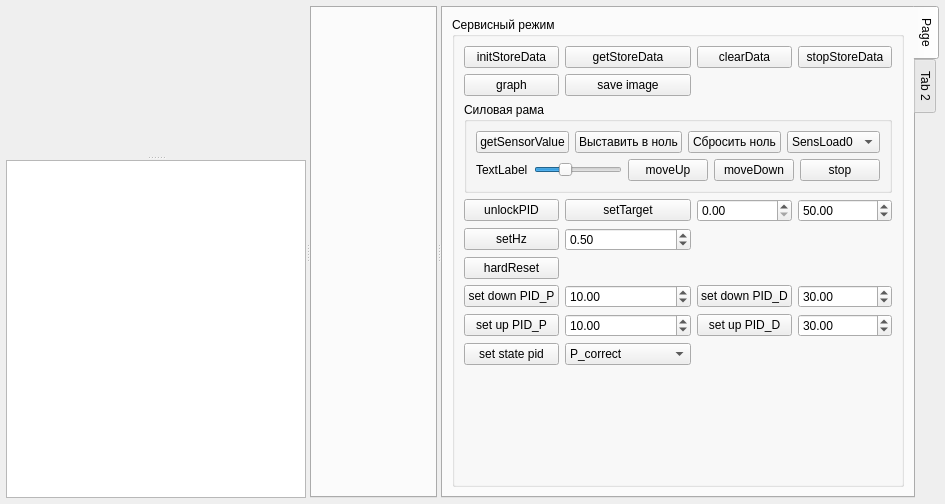
Old version of the form pg-liga/experimentview.ui in the repository predbannikov/pg-liga.
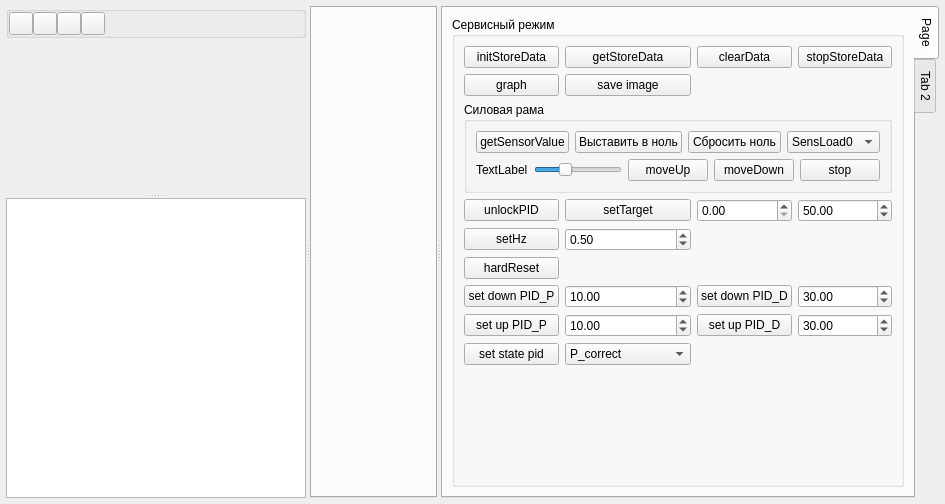
New version of the form. Icons and pictures are not drawn.

Commit message: Client: добавил кнопки на панель

What changed in the file:
```diff
--- a/pg-liga/experimentview.ui
+++ b/pg-liga/experimentview.ui
@@ -6,7 +6,7 @@
    <rect>
     <x>0</x>
     <y>0</y>
-    <width>925</width>
+    <width>943</width>
     <height>504</height>
    </rect>
   </property>
@@ -35,7 +35,16 @@
       <enum>Qt::Horizontal</enum>
      </property>
      <widget class="QWidget" name="widget" native="true">
-      <layout class="QGridLayout" name="gridLayout_4">
+      <layout class="QVBoxLayout" name="verticalLayout_6">
+       <item>
+        <widget class="QGroupBox" name="groupBox">
+         <property name="title">
+          <string/>
+         </property>
+         <layout class="QHBoxLayout" name="horizontalLayout_3">
+          <property name="spacing">
+           <number>0</number>
+          </property>
        <property name="leftMargin">
         <number>0</number>
        </property>
@@ -48,17 +57,68 @@
        <property name="bottomMargin">
         <number>0</number>
        </property>
-       <property name="spacing">
-        <number>0</number>
-       </property>
-       <item row="0" column="0">
-        <widget class="QSplitter" name="splitVertLeftPanel">
-         <property name="frameShadow">
-          <enum>QFrame::Sunken</enum>
-         </property>
-         <property name="midLineWidth">
-          <number>3</number>
-         </property>
+          <item>
+           <widget class="QToolButton" name="btnStartExperiment">
+            <property name="text">
+             <string/>
+            </property>
+            <property name="icon">
+             <iconset resource="resources/resources.qrc">
+              <normaloff>:/icons/play_exp.png</normaloff>:/icons/play_exp.png</iconset>
+            </property>
+           </widget>
+          </item>
+          <item>
+           <widget class="QToolButton" name="btnContinueExperiment">
+            <property name="text">
+             <string/>
+            </property>
+            <property name="icon">
+             <iconset resource="resources/resources.qrc">
+              <normaloff>:/icons/skip_exp.png</normaloff>:/icons/skip_exp.png</iconset>
+            </property>
+           </widget>
+          </item>
+          <item>
+           <widget class="QToolButton" name="btnPauseExperiment">
+            <property name="text">
+             <string/>
+            </property>
+            <property name="icon">
+             <iconset resource="resources/resources.qrc">
+              <normaloff>:/icons/pause_exp.png</normaloff>:/icons/pause_exp.png</iconset>
+            </property>
+           </widget>
+          </item>
+          <item>
+           <widget class="QToolButton" name="btnStopExperiment">
+            <property name="text">
+             <string/>
+            </property>
+            <property name="icon">
+             <iconset resource="resources/resources.qrc">
+              <normaloff>:/icons/stop_exp.png</normaloff>:/icons/stop_exp.png</iconset>
+            </property>
+           </widget>
+          </item>
+          <item>
+           <spacer name="horizontalSpacer">
+            <property name="orientation">
+             <enum>Qt::Horizontal</enum>
+            </property>
+            <property name="sizeHint" stdset="0">
+             <size>
+              <width>40</width>
+              <height>20</height>
+             </size>
+            </property>
+           </spacer>
+          </item>
+         </layout>
+        </widget>
+       </item>
+       <item>
+        <widget class="QSplitter" name="splitter_2">
          <property name="orientation">
           <enum>Qt::Vertical</enum>
          </property>
@@ -87,7 +147,7 @@
              <x>0</x>
              <y>0</y>
              <width>300</width>
-             <height>150</height>
+             <height>234</height>
             </rect>
            </property>
            <layout class="QVBoxLayout" name="verticalLayout">
```
Left out of the diff: 4 changed lines with no effect on the pictures. Lines whose indentation alone changed are shown as unchanged.
